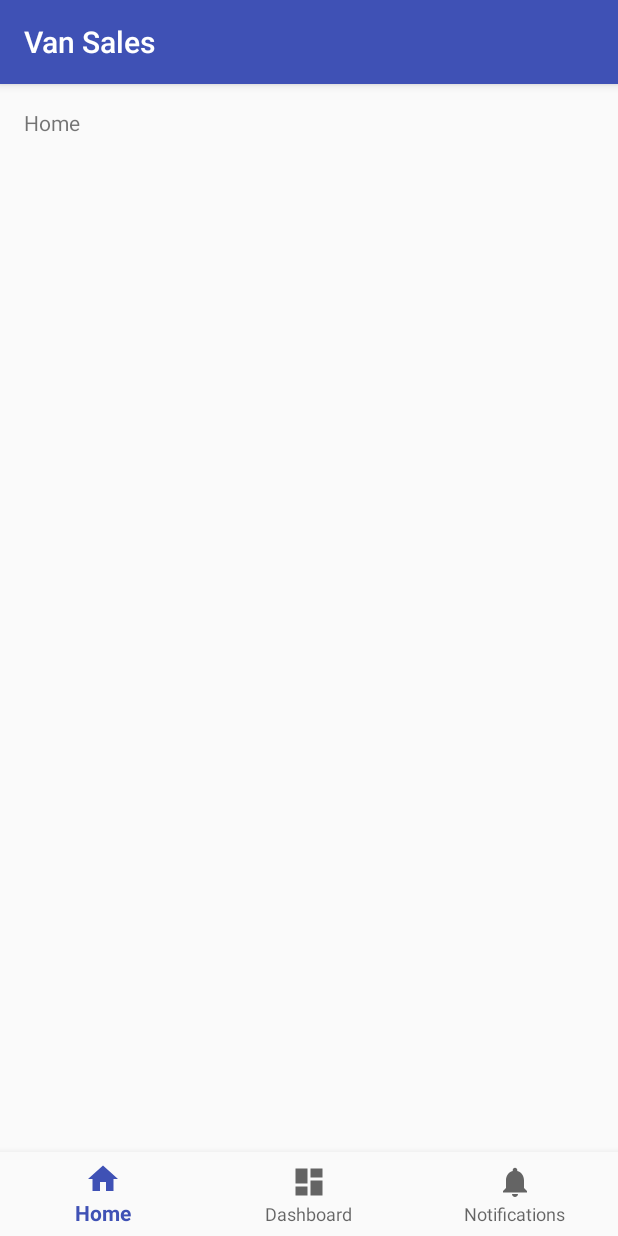
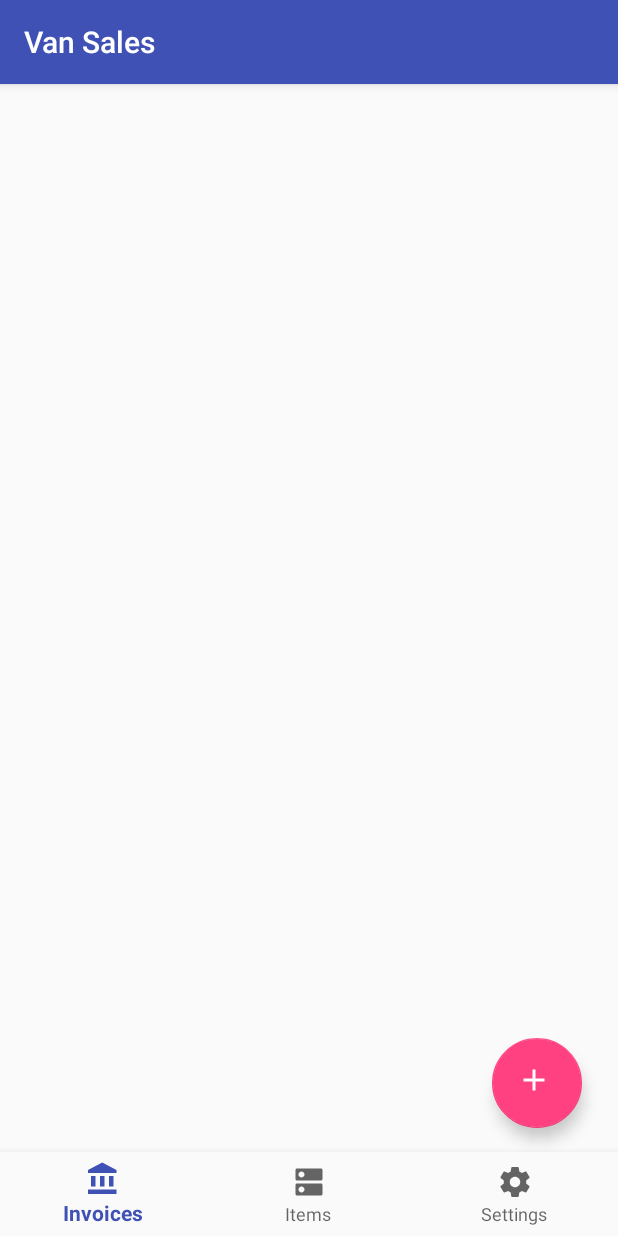
Before and after one commit to fahimalizain/android_van_sales, an Android app: the MainActivity screen opened directly, with no data from a screen before it, on a phone screen of 412 x 824 dp. Run offline under Robolectric (Android 15) with nearby library versions, the phone set to English and light mode, and no system bars.

Commit message:
Basic UI

```diff
--- a/app/build.gradle
+++ b/app/build.gradle
@@ -25,6 +25,8 @@ dependencies {
     implementation 'com.android.support:design:26.1.0'
     implementation 'com.android.support.constraint:constraint-layout:1.0.2'
     implementation 'com.android.support:support-vector-drawable:26.1.0'
+    implementation 'com.android.support:support-v4:26.1.0'
+    implementation 'com.android.support:recyclerview-v7:26.1.0'
     testImplementation 'junit:junit:4.12'
     androidTestImplementation 'com.android.support.test:runner:1.0.1'
     androidTestImplementation 'com.android.support.test.espresso:espresso-core:3.0.1'
--- a/app/src/main/java/com/casualmill/vansales/MainActivity.java
+++ b/app/src/main/java/com/casualmill/vansales/MainActivity.java
@@ -3,13 +3,19 @@ package com.casualmill.vansales;
 import android.os.Bundle;
 import android.support.annotation.NonNull;
 import android.support.design.widget.BottomNavigationView;
+import android.support.v4.app.Fragment;
+import android.support.v4.app.FragmentPagerAdapter;
+import android.support.v4.view.ViewPager;
 import android.support.v7.app.AppCompatActivity;
 import android.view.MenuItem;
 import android.widget.TextView;
 
+import com.casualmill.vansales.fragments.InvoiceFragment;
+import com.casualmill.vansales.fragments.ItemFragment;
+
 public class MainActivity extends AppCompatActivity {
 
-    private TextView mTextMessage;
+    private ViewPager viewPager;
 
     private BottomNavigationView.OnNavigationItemSelectedListener mOnNavigationItemSelectedListener
             = new BottomNavigationView.OnNavigationItemSelectedListener() {
@@ -17,14 +23,14 @@ public class MainActivity extends AppCompatActivity {
         @Override
         public boolean onNavigationItemSelected(@NonNull MenuItem item) {
             switch (item.getItemId()) {
-                case R.id.navigation_home:
-                    mTextMessage.setText(R.string.title_home);
+                case R.id.navigation_sales:
+                    viewPager.setCurrentItem(0);
                     return true;
-                case R.id.navigation_dashboard:
-                    mTextMessage.setText(R.string.title_dashboard);
+                case R.id.navigation_items:
+                    viewPager.setCurrentItem(1);
                     return true;
-                case R.id.navigation_notifications:
-                    mTextMessage.setText(R.string.title_notifications);
+                case R.id.navigation_settings:
+                    viewPager.setCurrentItem(2);
                     return true;
             }
             return false;
@@ -36,8 +42,34 @@ public class MainActivity extends AppCompatActivity {
         super.onCreate(savedInstanceState);
         setContentView(R.layout.activity_main);
 
-        mTextMessage = (TextView) findViewById(R.id.message);
-        BottomNavigationView navigation = (BottomNavigationView) findViewById(R.id.navigation);
+        LoadUI();
+    }
+
+    protected void LoadUI() {
+        // Viewpager
+        viewPager = findViewById(R.id.main_viewPager);
+        FragmentPagerAdapter adapter = new FragmentPagerAdapter(getSupportFragmentManager()) {
+            @Override
+            public Fragment getItem(int position) {
+                switch (position) {
+                    case 0:
+                        return new InvoiceFragment();
+                    case 1:
+                        return new ItemFragment();
+                    default:
+                        return null;
+                }
+            }
+
+            @Override
+            public int getCount() {
+                return 2;
+            }
+        };
+        viewPager.setAdapter(adapter);
+
+        // Bottom Nav
+        BottomNavigationView navigation = findViewById(R.id.navigation);
         navigation.setOnNavigationItemSelectedListener(mOnNavigationItemSelectedListener);
     }
 
--- /dev/null
+++ b/app/src/main/java/com/casualmill/vansales/fragments/InvoiceFragment.java
@@ -0,0 +1,30 @@
+package com.casualmill.vansales.fragments;
+
+import android.os.Bundle;
+import android.support.v4.app.Fragment;
+import android.view.LayoutInflater;
+import android.view.View;
+import android.view.ViewGroup;
+
+import com.casualmill.vansales.R;
+
+public class InvoiceFragment extends Fragment {
+
+    public InvoiceFragment() {
+        // Required empty public constructor
+    }
+
+
+    @Override
+    public void onCreate(Bundle savedInstanceState) {
+        super.onCreate(savedInstanceState);
+    }
+
+    @Override
+    public View onCreateView(LayoutInflater inflater, ViewGroup container,
+                             Bundle savedInstanceState) {
+        // Inflate the layout for this fragment
+        return inflater.inflate(R.layout.fragment_invoice, container, false);
+    }
+
+}
--- /dev/null
+++ b/app/src/main/java/com/casualmill/vansales/fragments/ItemFragment.java
@@ -0,0 +1,30 @@
+package com.casualmill.vansales.fragments;
+
+
+import android.os.Bundle;
+import android.support.v4.app.Fragment;
+import android.view.LayoutInflater;
+import android.view.View;
+import android.view.ViewGroup;
+
+import com.casualmill.vansales.R;
+
+/**
+ * A simple {@link Fragment} subclass.
+ */
+public class ItemFragment extends Fragment {
+
+
+    public ItemFragment() {
+        // Required empty public constructor
+    }
+
+
+    @Override
+    public View onCreateView(LayoutInflater inflater, ViewGroup container,
+                             Bundle savedInstanceState) {
+        // Inflate the layout for this fragment
+        return inflater.inflate(R.layout.fragment_item, container, false);
+    }
+
+}
--- /dev/null
+++ b/app/src/main/res/drawable/ic_account_balance_black_24dp.xml
@@ -0,0 +1,9 @@
+<vector xmlns:android="http://schemas.android.com/apk/res/android"
+        android:width="24dp"
+        android:height="24dp"
+        android:viewportWidth="24.0"
+        android:viewportHeight="24.0">
+    <path
+        android:fillColor="#FF000000"
+        android:pathData="M4,10v7h3v-7L4,10zM10,10v7h3v-7h-3zM2,22h19v-3L2,19v3zM16,10v7h3v-7h-3zM11.5,1L2,6v2h19L21,6l-9.5,-5z"/>
+</vector>
--- /dev/null
+++ b/app/src/main/res/drawable/ic_add.xml
@@ -0,0 +1,9 @@
+<vector xmlns:android="http://schemas.android.com/apk/res/android"
+        android:width="24dp"
+        android:height="24dp"
+        android:viewportWidth="24.0"
+        android:viewportHeight="24.0">
+    <path
+        android:fillColor="@android:color/white"
+        android:pathData="M19,13h-6v6h-2v-6H5v-2h6V5h2v6h6v2z"/>
+</vector>
--- a/app/src/main/res/drawable/ic_dashboard_black_24dp.xml
+++ /dev/null
@@ -1,9 +0,0 @@
-<vector xmlns:android="http://schemas.android.com/apk/res/android"
-    android:width="24dp"
-    android:height="24dp"
-    android:viewportHeight="24.0"
-    android:viewportWidth="24.0">
-    <path
-        android:fillColor="#FF000000"
-        android:pathData="M3,13h8L11,3L3,3v10zM3,21h8v-6L3,15v6zM13,21h8L21,11h-8v10zM13,3v6h8L21,3h-8z" />
-</vector>
--- /dev/null
+++ b/app/src/main/res/drawable/ic_dns_black_24dp.xml
@@ -0,0 +1,9 @@
+<vector xmlns:android="http://schemas.android.com/apk/res/android"
+        android:width="24dp"
+        android:height="24dp"
+        android:viewportWidth="24.0"
+        android:viewportHeight="24.0">
+    <path
+        android:fillColor="#FF000000"
+        android:pathData="M20,13H4c-0.55,0 -1,0.45 -1,1v6c0,0.55 0.45,1 1,1h16c0.55,0 1,-0.45 1,-1v-6c0,-0.55 -0.45,-1 -1,-1zM7,19c-1.1,0 -2,-0.9 -2,-2s0.9,-2 2,-2 2,0.9 2,2 -0.9,2 -2,2zM20,3H4c-0.55,0 -1,0.45 -1,1v6c0,0.55 0.45,1 1,1h16c0.55,0 1,-0.45 1,-1V4c0,-0.55 -0.45,-1 -1,-1zM7,9c-1.1,0 -2,-0.9 -2,-2s0.9,-2 2,-2 2,0.9 2,2 -0.9,2 -2,2z"/>
+</vector>
--- a/app/src/main/res/drawable/ic_home_black_24dp.xml
+++ /dev/null
@@ -1,9 +0,0 @@
-<vector xmlns:android="http://schemas.android.com/apk/res/android"
-    android:width="24dp"
-    android:height="24dp"
-    android:viewportHeight="24.0"
-    android:viewportWidth="24.0">
-    <path
-        android:fillColor="#FF000000"
-        android:pathData="M10,20v-6h4v6h5v-8h3L12,3 2,12h3v8z" />
-</vector>
--- a/app/src/main/res/drawable/ic_notifications_black_24dp.xml
+++ /dev/null
@@ -1,9 +0,0 @@
-<vector xmlns:android="http://schemas.android.com/apk/res/android"
-    android:width="24dp"
-    android:height="24dp"
-    android:viewportHeight="24.0"
-    android:viewportWidth="24.0">
-    <path
-        android:fillColor="#FF000000"
-        android:pathData="M12,22c1.1,0 2,-0.9 2,-2h-4c0,1.1 0.89,2 2,2zM18,16v-5c0,-3.07 -1.64,-5.64 -4.5,-6.32L13.5,4c0,-0.83 -0.67,-1.5 -1.5,-1.5s-1.5,0.67 -1.5,1.5v0.68C7.63,5.36 6,7.92 6,11v5l-2,2v1h16v-1l-2,-2z" />
-</vector>
--- /dev/null
+++ b/app/src/main/res/drawable/ic_settings_black_24dp.xml
@@ -0,0 +1,9 @@
+<vector xmlns:android="http://schemas.android.com/apk/res/android"
+        android:width="24dp"
+        android:height="24dp"
+        android:viewportWidth="24.0"
+        android:viewportHeight="24.0">
+    <path
+        android:fillColor="#FF000000"
+        android:pathData="M19.43,12.98c0.04,-0.32 0.07,-0.64 0.07,-0.98s-0.03,-0.66 -0.07,-0.98l2.11,-1.65c0.19,-0.15 0.24,-0.42 0.12,-0.64l-2,-3.46c-0.12,-0.22 -0.39,-0.3 -0.61,-0.22l-2.49,1c-0.52,-0.4 -1.08,-0.73 -1.69,-0.98l-0.38,-2.65C14.46,2.18 14.25,2 14,2h-4c-0.25,0 -0.46,0.18 -0.49,0.42l-0.38,2.65c-0.61,0.25 -1.17,0.59 -1.69,0.98l-2.49,-1c-0.23,-0.09 -0.49,0 -0.61,0.22l-2,3.46c-0.13,0.22 -0.07,0.49 0.12,0.64l2.11,1.65c-0.04,0.32 -0.07,0.65 -0.07,0.98s0.03,0.66 0.07,0.98l-2.11,1.65c-0.19,0.15 -0.24,0.42 -0.12,0.64l2,3.46c0.12,0.22 0.39,0.3 0.61,0.22l2.49,-1c0.52,0.4 1.08,0.73 1.69,0.98l0.38,2.65c0.03,0.24 0.24,0.42 0.49,0.42h4c0.25,0 0.46,-0.18 0.49,-0.42l0.38,-2.65c0.61,-0.25 1.17,-0.59 1.69,-0.98l2.49,1c0.23,0.09 0.49,0 0.61,-0.22l2,-3.46c0.12,-0.22 0.07,-0.49 -0.12,-0.64l-2.11,-1.65zM12,15.5c-1.93,0 -3.5,-1.57 -3.5,-3.5s1.57,-3.5 3.5,-3.5 3.5,1.57 3.5,3.5 -1.57,3.5 -3.5,3.5z"/>
+</vector>
--- a/app/src/main/res/layout/activity_main.xml
+++ b/app/src/main/res/layout/activity_main.xml
@@ -7,16 +7,17 @@
     android:layout_height="match_parent"
     tools:context="com.casualmill.vansales.MainActivity">
 
-    <TextView
-        android:id="@+id/message"
-        android:layout_width="wrap_content"
-        android:layout_height="wrap_content"
-        android:layout_marginLeft="@dimen/activity_horizontal_margin"
-        android:layout_marginStart="@dimen/activity_horizontal_margin"
-        android:layout_marginTop="@dimen/activity_vertical_margin"
-        android:text="@string/title_home"
-        app:layout_constraintLeft_toLeftOf="parent"
-        app:layout_constraintTop_toTopOf="parent" />
+    <android.support.v4.view.ViewPager
+        android:id="@+id/main_viewPager"
+        android:layout_width="0dp"
+        android:layout_height="0dp"
+        android:layout_marginEnd="8dp"
+        android:layout_marginStart="8dp"
+        android:layout_marginTop="8dp"
+        app:layout_constraintBottom_toTopOf="@id/navigation"
+        app:layout_constraintEnd_toEndOf="parent"
+        app:layout_constraintStart_toStartOf="parent"
+        app:layout_constraintTop_toTopOf="parent"/>
 
     <android.support.design.widget.BottomNavigationView
         android:id="@+id/navigation"
--- /dev/null
+++ b/app/src/main/res/layout/fragment_invoice.xml
@@ -0,0 +1,23 @@
+<android.support.design.widget.CoordinatorLayout xmlns:android="http://schemas.android.com/apk/res/android"
+    xmlns:app="http://schemas.android.com/apk/res-auto"
+    xmlns:tools="http://schemas.android.com/tools"
+    android:id="@+id/frameLayout"
+    android:layout_width="match_parent"
+    android:layout_height="match_parent"
+    tools:context="com.casualmill.vansales.fragments.InvoiceFragment">
+
+    <android.support.design.widget.FloatingActionButton
+        android:layout_width="60dp"
+        android:layout_height="60dp"
+        android:layout_margin="16dp"
+        app:srcCompat="@drawable/ic_add"
+        android:layout_gravity="bottom|end"
+        app:layout_anchor="@id/invoice_recyclerView"
+        app:layout_anchorGravity="bottom|right|end"/>
+
+    <android.support.v7.widget.RecyclerView
+        android:layout_width="match_parent"
+        android:layout_height="match_parent"
+        android:id="@+id/invoice_recyclerView"/>
+
+</android.support.design.widget.CoordinatorLayout>
--- /dev/null
+++ b/app/src/main/res/layout/fragment_item.xml
@@ -0,0 +1,13 @@
+<FrameLayout xmlns:android="http://schemas.android.com/apk/res/android"
+    xmlns:tools="http://schemas.android.com/tools"
+    android:layout_width="match_parent"
+    android:layout_height="match_parent"
+    tools:context="com.casualmill.vansales.fragments.ItemFragment">
+
+    <!-- TODO: Update blank fragment layout -->
+    <TextView
+        android:layout_width="match_parent"
+        android:layout_height="match_parent"
+        android:text="item fragment" />
+
+</FrameLayout>
--- a/app/src/main/res/menu/navigation.xml
+++ b/app/src/main/res/menu/navigation.xml
@@ -2,18 +2,18 @@
 <menu xmlns:android="http://schemas.android.com/apk/res/android">
 
     <item
-        android:id="@+id/navigation_home"
-        android:icon="@drawable/ic_home_black_24dp"
-        android:title="@string/title_home" />
+        android:id="@+id/navigation_sales"
+        android:icon="@drawable/ic_account_balance_black_24dp"
+        android:title="@string/title_invoices" />
 
     <item
-        android:id="@+id/navigation_dashboard"
-        android:icon="@drawable/ic_dashboard_black_24dp"
-        android:title="@string/title_dashboard" />
+        android:id="@+id/navigation_items"
+        android:icon="@drawable/ic_dns_black_24dp"
+        android:title="@string/title_items" />
 
     <item
-        android:id="@+id/navigation_notifications"
-        android:icon="@drawable/ic_notifications_black_24dp"
-        android:title="@string/title_notifications" />
+        android:id="@+id/navigation_settings"
+        android:icon="@drawable/ic_settings_black_24dp"
+        android:title="@string/title_settings" />
 
 </menu>
--- a/app/src/main/res/values/colors.xml
+++ b/app/src/main/res/values/colors.xml
@@ -3,4 +3,6 @@
     <color name="colorPrimary">#3F51B5</color>
     <color name="colorPrimaryDark">#303F9F</color>
     <color name="colorAccent">#FF4081</color>
+
+    <color name="ic_launcher_background">#FFFFFF</color>
 </resources>
--- a/app/src/main/res/values/dimens.xml
+++ b/app/src/main/res/values/dimens.xml
@@ -2,4 +2,5 @@
     <!-- Default screen margins, per the Android Design guidelines. -->
     <dimen name="activity_horizontal_margin">16dp</dimen>
     <dimen name="activity_vertical_margin">16dp</dimen>
+    <dimen name="text_margin">16dp</dimen>
 </resources>
--- a/app/src/main/res/values/ic_launcher_background.xml
+++ /dev/null
@@ -1,4 +0,0 @@
-<?xml version="1.0" encoding="utf-8"?>
-<resources>
-    <color name="ic_launcher_background">#FFFFFF</color>
-</resources>
--- a/app/src/main/res/values/strings.xml
+++ b/app/src/main/res/values/strings.xml
@@ -1,6 +1,8 @@
 <resources>
     <string name="app_name">Van Sales</string>
-    <string name="title_home">Home</string>
-    <string name="title_dashboard">Dashboard</string>
-    <string name="title_notifications">Notifications</string>
+    <string name="title_sales">Sales</string>
+    <string name="title_items">Items</string>
+    <string name="title_settings">Settings</string>
+    <string name="title_invoices">Invoices</string>
+    <string name="string_plus">+</string>
 </resources>
```
